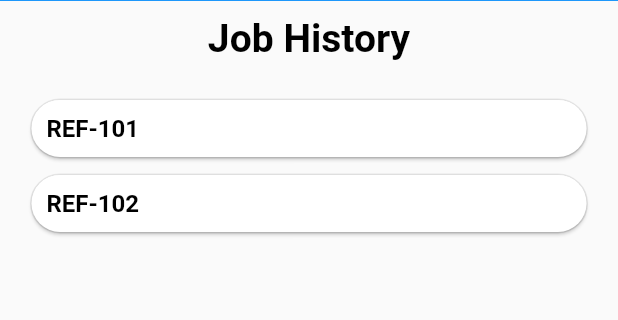
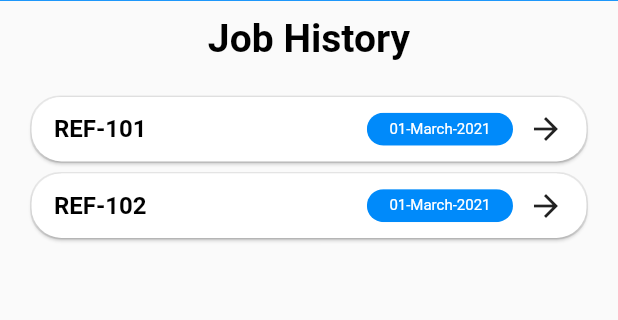
Before and after one commit to izaanjahangir/cleaning-app-flutter, a Flutter app: the JobHistory screen opened by its route, on a phone screen of 412 x 824 dp, the part 98-418 px from its top. Run offline on Flutter 3.47's test engine with Material 2 defaults, Android fonts, the phone set to English and light mode, and no system bars; drawn by our look-alikes of touchable_opacity; our stand-ins replace flutter_credit_card, flutter_svg, geolocator, google_maps_flutter.

Commit message:
added job history screen UI

```diff
--- a/lib/screens/job_history/job_history.dart
+++ b/lib/screens/job_history/job_history.dart
@@ -20,7 +20,7 @@ class JobHistory extends StatelessWidget {
         time: DateTime(2021, 2, 14),
         instructions: "Another instruction",
         location: {"latitude": 24.8611791, "longitude": 66.9231016},
-        noOfBedrooms: 4)
+        noOfBedrooms: 4),
   ];
 
   @override
--- a/lib/screens/job_history/job_history_item.dart
+++ b/lib/screens/job_history/job_history_item.dart
@@ -1,17 +1,33 @@
 import 'package:cleaning_app/models/job.dart';
 import "package:flutter/material.dart";
 import 'package:cleaning_app/config/theme_colors.dart';
+import 'package:touchable_opacity/touchable_opacity.dart';
 
 class JobHistoryItem extends StatelessWidget {
   final Job item;
 
   JobHistoryItem({this.item});
 
+  Widget renderDateChip() {
+    return ClipRRect(
+      borderRadius: BorderRadius.circular(15),
+      child: Container(
+        color: ThemeColors.blue,
+        padding: const EdgeInsets.symmetric(vertical: 5, horizontal: 15),
+        child: Text("01-March-2021",
+            style: TextStyle(
+              fontSize: 10,
+              color: ThemeColors.white,
+            )),
+      ),
+    );
+  }
+
   @override
   Widget build(BuildContext context) {
     return Container(
-      height: 40,
-      margin: const EdgeInsets.symmetric(vertical: 5),
+      height: 45,
+      margin: const EdgeInsets.symmetric(vertical: 3),
       decoration: BoxDecoration(
           borderRadius: BorderRadius.circular(20),
           border: Border.all(color: ThemeColors.lightGrey, width: 1)),
@@ -23,17 +39,24 @@ class JobHistoryItem extends StatelessWidget {
           borderRadius: BorderRadius.circular(20),
           onTap: () {},
           child: Container(
-            padding: const EdgeInsets.symmetric(vertical: 5, horizontal: 10),
+            padding: const EdgeInsets.symmetric(vertical: 5, horizontal: 15),
             width: double.infinity,
             child: Row(
               children: [
-                Text(
-                  item.ref,
-                  style: TextStyle(
-                      color: ThemeColors.black,
-                      fontWeight: FontWeight.bold,
-                      fontSize: 16),
+                Expanded(
+                  child: Text(
+                    item.ref,
+                    style: TextStyle(
+                        color: ThemeColors.black,
+                        fontWeight: FontWeight.bold,
+                        fontSize: 16),
+                  ),
                 ),
+                renderDateChip(),
+                SizedBox(
+                  width: 10,
+                ),
+                TouchableOpacity(child: Icon(Icons.arrow_forward))
               ],
             ),
           ),
```
